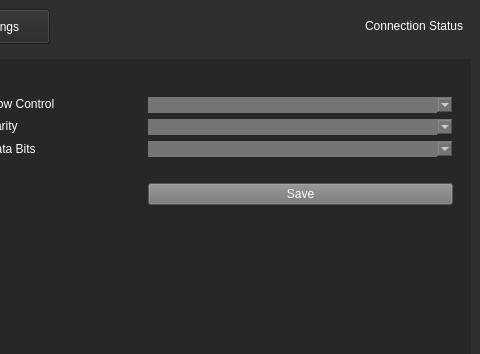
Qt form weapon-system-support-software/mainwindow.ui (Team-Controller-NAU/Controller) before a commit; both pictures show x 488 to 968 and y 0 to 354 of the 968 by 596 pixel window.
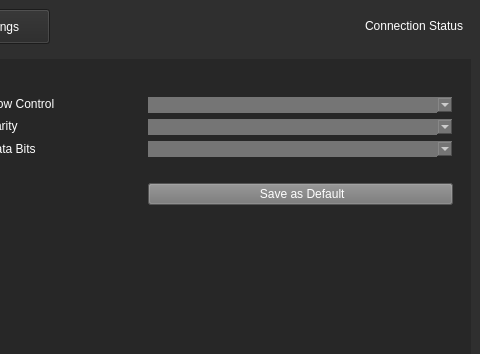
The same form after that commit. The open tabs and pages were chosen to show the change. Icons and pictures are not drawn.

Diff of the .ui file:
```diff
--- a/weapon-system-support-software/mainwindow.ui
+++ b/weapon-system-support-software/mainwindow.ui
@@ -1159,7 +1159,7 @@
 font: 15pt &quot;Segoe UI&quot;;</string>
                </property>
                <property name="text">
-                <string>Save</string>
+                <string> Save as Default</string>
                </property>
               </widget>
              </item>
```
Left out of the diff: 2 changed lines with no effect on the pictures.
